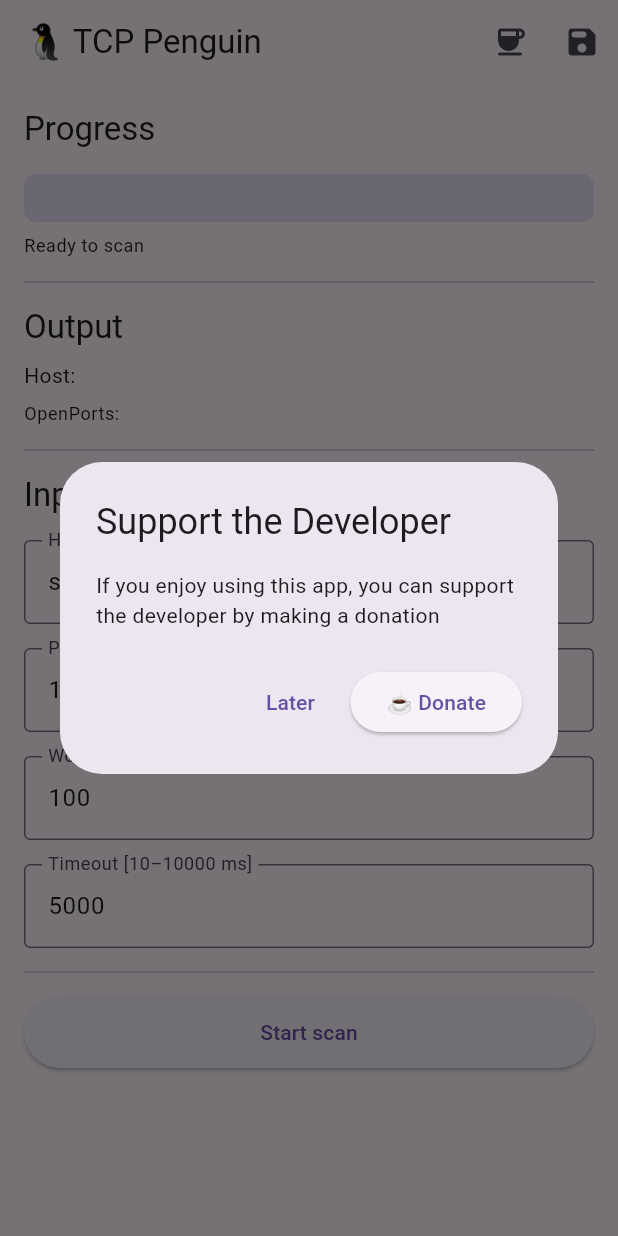
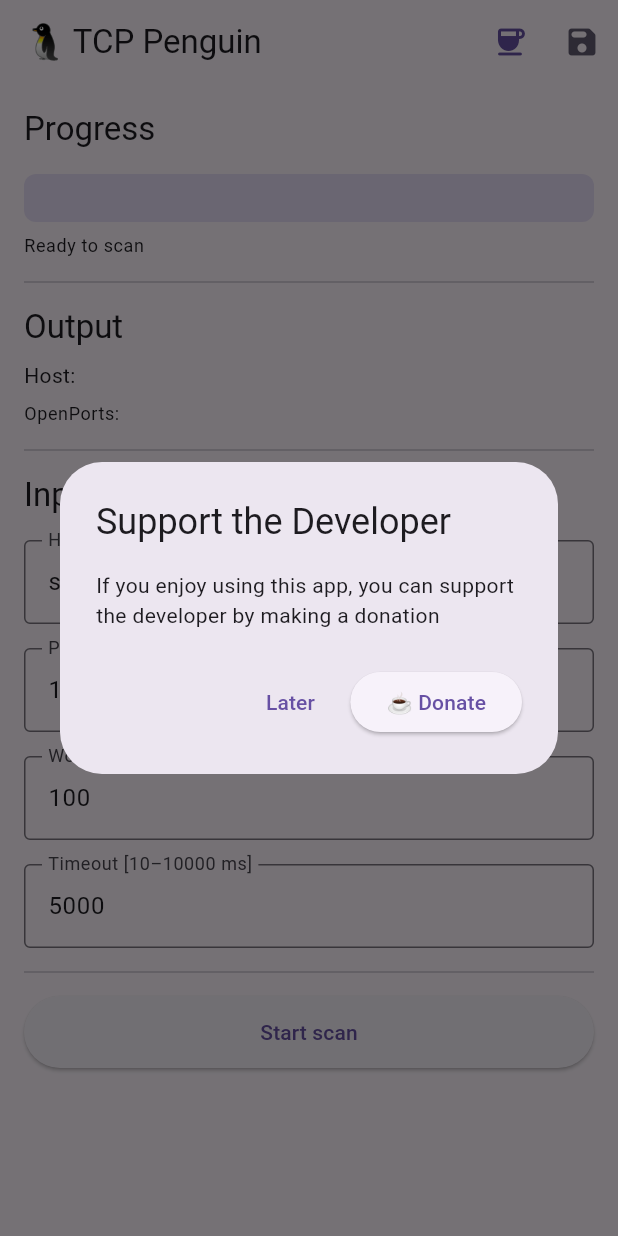
Before and after one commit to andybeardness/TCP-Penguin, a Flutter app: the screen it shows after launch, on a phone screen of 412 x 824 dp. Run offline on Flutter 3.47's test engine with Material 3 defaults, Android fonts, the phone set to English and light mode, and no system bars; our stand-ins replace equatable, flutter_bloc, get_it, go_router, isar, pool and 1 more; accounts and stored records are empty; generated files the repository leaves out were written again.

Commit message:
appbar icons colors

```diff
--- a/lib/presentation/screen/home/home_screen_body.dart
+++ b/lib/presentation/screen/home/home_screen_body.dart
@@ -74,13 +74,19 @@ class _HomeScreenBodyState extends State<HomeScreenBody> {
           title: const Text('🐧 TCP Penguin'),
           actions: [
             IconButton(
-              icon: const Icon(Icons.coffee_rounded),
+              icon: Icon(
+                Icons.coffee_rounded,
+                color: Theme.of(context).colorScheme.primary,
+              ),
               onPressed: () => context.read<HomeScreenBloc>().add(
                 HomeScreenBlocEventClickDonate(),
               ),
             ),
             IconButton(
-              icon: const Icon(Icons.save_rounded),
+              icon: Icon(
+                Icons.save_rounded,
+                color: Theme.of(context).colorScheme.secondary,
+              ),
               onPressed: () => context.read<HomeScreenBloc>().add(
                 HomeScreenBlocEventClickSavedScans(),
               ),
```
